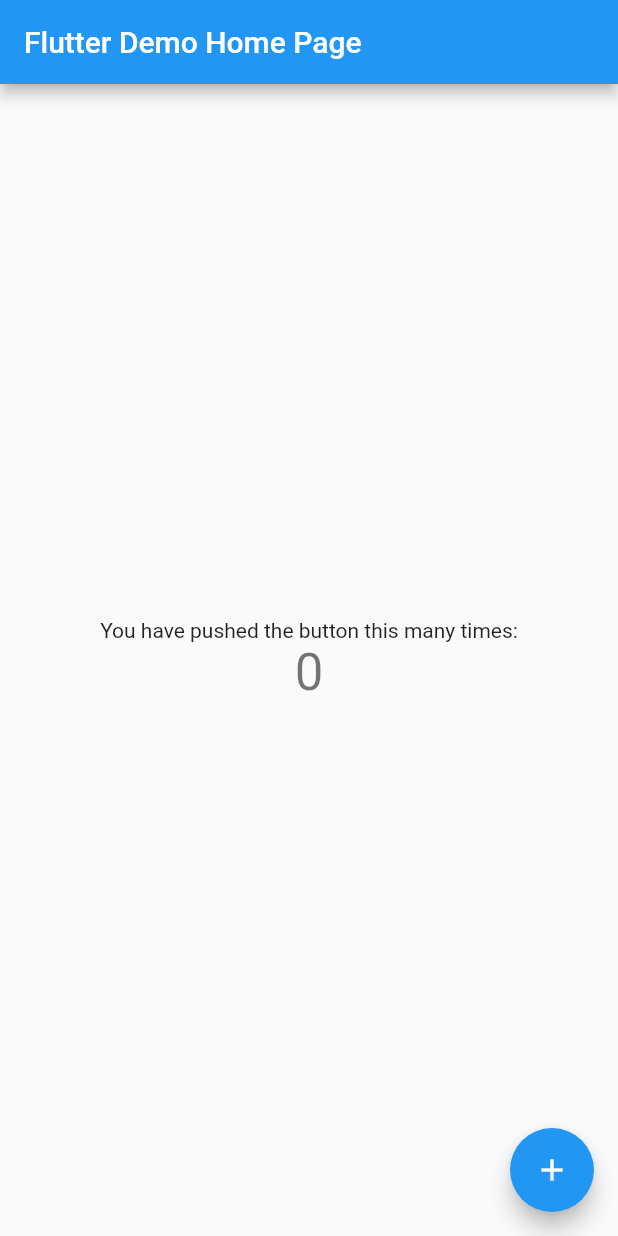
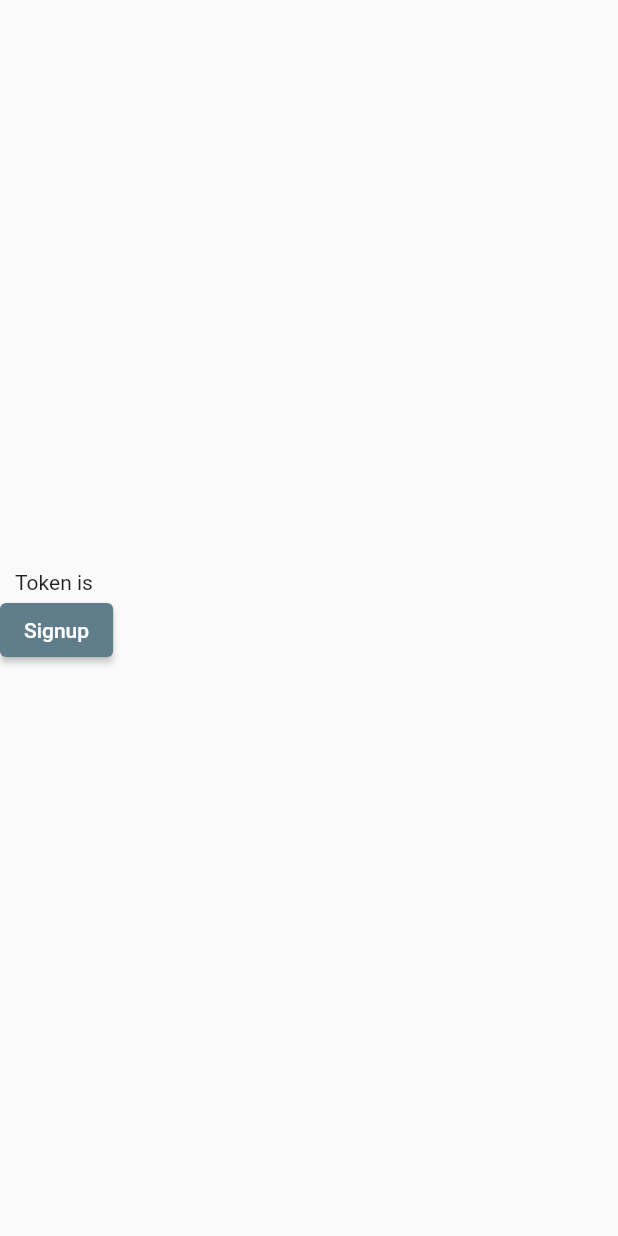
Before and after one commit to ashishbeck/appentus_test, a Flutter app: the screen it shows after launch, on a phone screen of 412 x 824 dp. Run offline on Flutter 3.47's test engine with Material 2 defaults, Android fonts, the phone set to English and light mode, and no system bars.

Commit message:
dummy project

```diff
--- /dev/null
+++ b/lib/code/constants.dart
@@ -0,0 +1,3 @@
+import 'package:flutter/material.dart';
+
+var appColor = Colors.blueGrey;
--- /dev/null
+++ b/lib/code/models.dart
@@ -0,0 +1,25 @@
+import 'package:flutter/material.dart';
+
+class UserInfo with ChangeNotifier {
+  String token = '';
+  User user = User();
+  updateToken(String value) {
+    token = value;
+    notifyListeners();
+  }
+
+  updateUser(User value) {
+    user = value;
+    notifyListeners();
+  }
+}
+
+class User {
+  String name;
+  String email;
+  String password;
+  String number;
+  String image;
+
+  User({this.name = '', this.email = '', this.password = '', this.number = '', this.image = ''});
+}
--- a/lib/main.dart
+++ b/lib/main.dart
@@ -1,113 +1,28 @@
+import 'package:appentus/code/constants.dart';
+import 'package:appentus/screens/home.dart';
+import 'package:appentus/screens/root.dart';
 import 'package:flutter/material.dart';
+import 'package:provider/provider.dart';
+import 'package:appentus/code/models.dart';
 
 void main() {
   runApp(MyApp());
 }
 
 class MyApp extends StatelessWidget {
-  // This widget is the root of your application.
   @override
   Widget build(BuildContext context) {
-    return MaterialApp(
-      title: 'Flutter Demo',
-      theme: ThemeData(
-        // This is the theme of your application.
-        //
-        // Try running your application with "flutter run". You'll see the
-        // application has a blue toolbar. Then, without quitting the app, try
-        // changing the primarySwatch below to Colors.green and then invoke
-        // "hot reload" (press "r" in the console where you ran "flutter run",
-        // or simply save your changes to "hot reload" in a Flutter IDE).
-        // Notice that the counter didn't reset back to zero; the application
-        // is not restarted.
-        primarySwatch: Colors.blue,
+    return MultiProvider(
+      providers: [
+        ChangeNotifierProvider<UserInfo>(create: (context) => UserInfo())
+      ],
+      child: MaterialApp(
+        title: 'Flutter Demo',
+        theme: ThemeData(
+          primarySwatch: appColor,
+        ),
+        home: RootPage(),
       ),
-      home: MyHomePage(title: 'Flutter Demo Home Page'),
     );
   }
 }
-
-class MyHomePage extends StatefulWidget {
-  MyHomePage({Key key, this.title}) : super(key: key);
-
-  // This widget is the home page of your application. It is stateful, meaning
-  // that it has a State object (defined below) that contains fields that affect
-  // how it looks.
-
-  // This class is the configuration for the state. It holds the values (in this
-  // case the title) provided by the parent (in this case the App widget) and
-  // used by the build method of the State. Fields in a Widget subclass are
-  // always marked "final".
-
-  final String title;
-
-  @override
-  _MyHomePageState createState() => _MyHomePageState();
-}
-
-class _MyHomePageState extends State<MyHomePage> {
-  int _counter = 0;
-
-  void _incrementCounter() {
-    setState(() {
-      // This call to setState tells the Flutter framework that something has
-      // changed in this State, which causes it to rerun the build method below
-      // so that the display can reflect the updated values. If we changed
-      // _counter without calling setState(), then the build method would not be
-      // called again, and so nothing would appear to happen.
-      _counter++;
-    });
-  }
-
-  @override
-  Widget build(BuildContext context) {
-    // This method is rerun every time setState is called, for instance as done
-    // by the _incrementCounter method above.
-    //
-    // The Flutter framework has been optimized to make rerunning build methods
-    // fast, so that you can just rebuild anything that needs updating rather
-    // than having to individually change instances of widgets.
-    return Scaffold(
-      appBar: AppBar(
-        // Here we take the value from the MyHomePage object that was created by
-        // the App.build method, and use it to set our appbar title.
-        title: Text(widget.title),
-      ),
-      body: Center(
-        // Center is a layout widget. It takes a single child and positions it
-        // in the middle of the parent.
-        child: Column(
-          // Column is also a layout widget. It takes a list of children and
-          // arranges them vertically. By default, it sizes itself to fit its
-          // children horizontally, and tries to be as tall as its parent.
-          //
-          // Invoke "debug painting" (press "p" in the console, choose the
-          // "Toggle Debug Paint" action from the Flutter Inspector in Android
-          // Studio, or the "Toggle Debug Paint" command in Visual Studio Code)
-          // to see the wireframe for each widget.
-          //
-          // Column has various properties to control how it sizes itself and
-          // how it positions its children. Here we use mainAxisAlignment to
-          // center the children vertically; the main axis here is the vertical
-          // axis because Columns are vertical (the cross axis would be
-          // horizontal).
-          mainAxisAlignment: MainAxisAlignment.center,
-          children: <Widget>[
-            Text(
-              'You have pushed the button this many times:',
-            ),
-            Text(
-              '$_counter',
-              style: Theme.of(context).textTheme.headline4,
-            ),
-          ],
-        ),
-      ),
-      floatingActionButton: FloatingActionButton(
-        onPressed: _incrementCounter,
-        tooltip: 'Increment',
-        child: Icon(Icons.add),
-      ), // This trailing comma makes auto-formatting nicer for build methods.
-    );
-  }
-}
--- /dev/null
+++ b/lib/screens/home.dart
@@ -0,0 +1,35 @@
+import 'package:appentus/code/models.dart';
+import 'package:flutter/material.dart';
+import 'package:provider/provider.dart';
+
+class HomePage extends StatefulWidget {
+  const HomePage({Key? key}) : super(key: key);
+
+  @override
+  _HomePageState createState() => _HomePageState();
+}
+
+class _HomePageState extends State<HomePage> {
+
+  logout(UserInfo userInfo) {
+    userInfo.updateToken('');
+  }
+
+  @override
+  Widget build(BuildContext context) {
+    final userInfo = Provider.of<UserInfo>(context);
+    return Scaffold(
+      appBar: AppBar(
+        title: Text('user'),
+        actions: [
+          ElevatedButton(onPressed: () => logout(userInfo), child: Text('Logout'))
+        ],
+      ),
+      body: Container(
+        child: Center(
+          child: Text("Token is " + userInfo.token),
+        ),
+      ),
+    );
+  }
+}
--- /dev/null
+++ b/lib/screens/root.dart
@@ -0,0 +1,16 @@
+import 'package:appentus/code/models.dart';
+import 'package:appentus/screens/home.dart';
+import 'package:appentus/screens/signup.dart';
+import 'package:flutter/material.dart';
+import 'package:provider/provider.dart';
+
+class RootPage extends StatelessWidget {
+  const RootPage({Key? key}) : super(key: key);
+
+  @override
+  Widget build(BuildContext context) {
+    final UserInfo userInfo = Provider.of<UserInfo>(context);
+    if (userInfo.token.isEmpty) return SignupPage();
+    return HomePage();
+  }
+}
--- /dev/null
+++ b/lib/screens/signup.dart
@@ -0,0 +1,37 @@
+import 'dart:math';
+
+import 'package:appentus/code/models.dart';
+import 'package:flutter/material.dart';
+import 'package:provider/provider.dart';
+
+class SignupPage extends StatefulWidget {
+  const SignupPage({Key? key}) : super(key: key);
+
+  @override
+  _SignupPageState createState() => _SignupPageState();
+}
+
+class _SignupPageState extends State<SignupPage> {
+
+  signup(UserInfo userInfo) {
+    var token = Random().nextInt(100000000).toString();
+    userInfo.updateToken(token);
+    print(token);
+  }
+
+  @override
+  Widget build(BuildContext context) {
+    final userInfo = Provider.of<UserInfo>(context);
+    return Scaffold(
+      body: SafeArea(
+        child: Column(
+          mainAxisAlignment: MainAxisAlignment.center,
+          children: [
+            Text("Token is " + userInfo.token),
+            ElevatedButton(onPressed: () => signup(userInfo), child: Text('Signup'))
+          ],
+        ),
+      ),
+    );
+  }
+}
--- a/pubspec.yaml
+++ b/pubspec.yaml
@@ -18,12 +18,13 @@ publish_to: 'none' # Remove this line if you wish to publish to pub.dev
 version: 1.0.0+1
 
 environment:
-  sdk: ">=2.7.0 <3.0.0"
+  sdk: ">=2.12.0 <3.0.0"
 
 dependencies:
   flutter:
     sdk: flutter
-
+  hive: ^2.0.4
+  provider: ^5.0.0
 
   # The following adds the Cupertino Icons font to your application.
   # Use with the CupertinoIcons class for iOS style icons.
```
Also changed, not shown: pubspec.lock, 3 other files.
